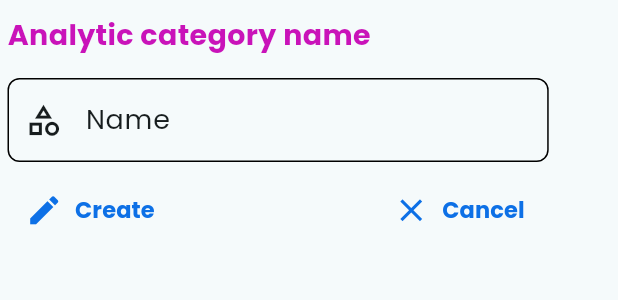
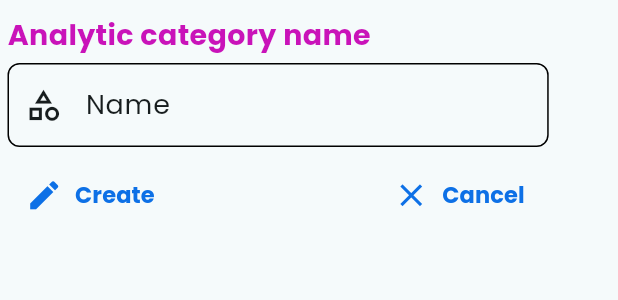
Before and after one commit to andriimobdev25/healthcare-app, a Flutter app: the AlertContainer widget shown alone on an empty page, opened directly, on a phone screen of 412 x 824 dp. Shown: the top 300 px of the screen. Run offline on Flutter 3.47's test engine with Material 3 defaults, Android fonts, the phone set to English and light mode, and no system bars; our stand-ins replace animate_do, cloud_firestore, firebase_auth, firebase_core, firebase_messaging, firebase_storage and 8 more; missing offline and left inert: google_mlkit_text_recognition; accounts and stored records are empty; network calls fail.

Commit message:
Add method to fetch analytic categories and adjust layout in AlertContainer

```diff
--- a/lib/widgets/analytics/alert_container.dart
+++ b/lib/widgets/analytics/alert_container.dart
@@ -68,7 +68,7 @@ class _AlertContainerState extends State<AlertContainer> {
   @override
   Widget build(BuildContext context) {
     return Container(
-      height: 175,
+      height: 190,
       width: MediaQuery.of(context).size.width * 0.9,
       decoration: BoxDecoration(
         borderRadius: BorderRadius.circular(10),
@@ -82,6 +82,7 @@ class _AlertContainerState extends State<AlertContainer> {
           ),
           child: Column(
             crossAxisAlignment: CrossAxisAlignment.start,
+            mainAxisAlignment: MainAxisAlignment.start,
             children: [
               Text(
                 "Analytic category name",
@@ -92,7 +93,7 @@ class _AlertContainerState extends State<AlertContainer> {
                 ),
               ),
               SizedBox(
-                height: 15,
+                height: 5,
               ),
               CustomInput(
                 controller: _nameController,
```
Also changed, not shown: lib/services/analytic/analytic_category_service.dart (+17 -0 lines).
